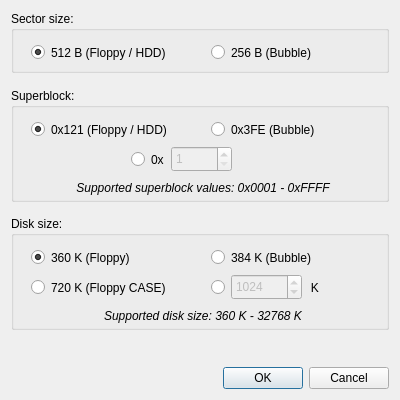
The window that dialogs/custdlg.ui (Bs0Dd/GRiDISKCOM) describes before a commit, drawn with Qt 5.
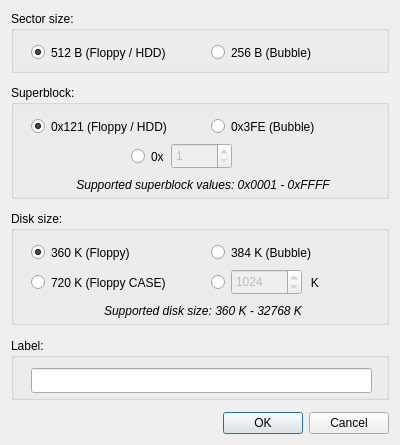
The same window after the commit. Icons and pictures are not drawn.

Commit message: Label option when creating new image

Patch:
```diff
--- a/dialogs/custdlg.ui
+++ b/dialogs/custdlg.ui
@@ -2,24 +2,16 @@
 <ui version="4.0">
  <class>CustDlg</class>
  <widget class="QDialog" name="CustDlg">
-  <property name="geometry">
-   <rect>
-    <x>0</x>
-    <y>0</y>
-    <width>400</width>
-    <height>400</height>
-   </rect>
-  </property>
   <property name="minimumSize">
    <size>
     <width>400</width>
-    <height>400</height>
+    <height>445</height>
    </size>
   </property>
   <property name="maximumSize">
    <size>
     <width>400</width>
-    <height>400</height>
+    <height>445</height>
    </size>
   </property>
   <property name="windowTitle">
@@ -80,7 +72,7 @@
      <property name="sizeHint" stdset="0">
       <size>
        <width>20</width>
-       <height>18</height>
+       <height>20</height>
       </size>
      </property>
     </spacer>
@@ -195,7 +187,7 @@
      <property name="sizeHint" stdset="0">
       <size>
        <width>20</width>
-       <height>18</height>
+       <height>20</height>
       </size>
      </property>
     </spacer>
@@ -319,7 +311,43 @@
      <property name="sizeHint" stdset="0">
       <size>
        <width>20</width>
-       <height>40</height>
+       <height>20</height>
+      </size>
+     </property>
+    </spacer>
+   </item>
+   <item>
+    <widget class="QGroupBox" name="groupBox_4">
+     <property name="minimumSize">
+      <size>
+       <width>0</width>
+       <height>62</height>
+      </size>
+     </property>
+     <property name="title">
+      <string>Label:</string>
+     </property>
+     <widget class="QLineEdit" name="lineEdit">
+      <property name="geometry">
+       <rect>
+        <x>20</x>
+        <y>30</y>
+        <width>341</width>
+        <height>25</height>
+       </rect>
+      </property>
+     </widget>
+    </widget>
+   </item>
+   <item>
+    <spacer name="verticalSpacer_4">
+     <property name="orientation">
+      <enum>Qt::Vertical</enum>
+     </property>
+     <property name="sizeHint" stdset="0">
+      <size>
+       <width>20</width>
+       <height>20</height>
       </size>
      </property>
     </spacer>
```
The commit also changes 5 other files.
